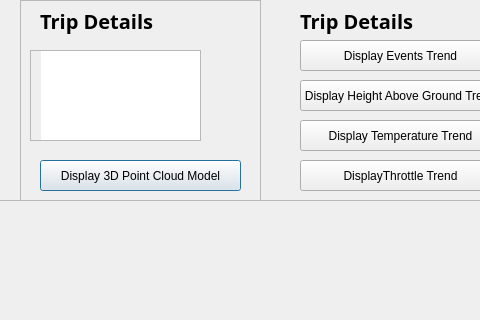
Wabinabi/Argos, file src/Win/Argous Qt code base/ArgouseBaseSoftware/tripdata.ui: the form before one commit; both pictures show x 0 to 480 and y 0 to 320 of the 778 by 630 pixel window.
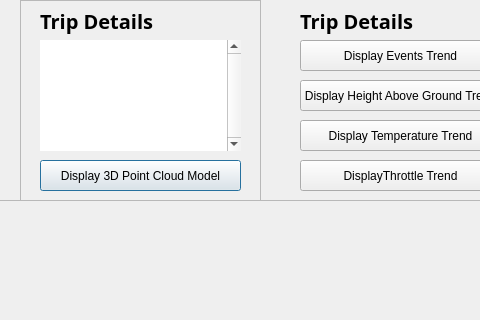
The form after the commit.

Commit message: UPDATE: Trip data now highlights the parameter as bold

Patch:
```diff
--- a/src/Win/Argous Qt code base/ArgouseBaseSoftware/tripdata.ui
+++ b/src/Win/Argous Qt code base/ArgouseBaseSoftware/tripdata.ui
@@ -95,35 +95,11 @@
      <string>Display 3D Point Cloud Model</string>
     </property>
    </widget>
-   <widget class="QScrollArea" name="scrollArea">
-    <property name="geometry">
-     <rect>
-      <x>10</x>
-      <y>50</y>
-      <width>171</width>
-      <height>91</height>
-     </rect>
-    </property>
-    <property name="lineWidth">
-     <number>1</number>
-    </property>
-    <property name="widgetResizable">
-     <bool>true</bool>
-    </property>
-    <widget class="QWidget" name="scrollAreaWidgetContents">
-     <property name="geometry">
-      <rect>
-       <x>0</x>
-       <y>0</y>
-       <width>169</width>
-       <height>89</height>
-      </rect>
-     </property>
      <widget class="QTextEdit" name="droneStats">
       <property name="geometry">
        <rect>
-        <x>10</x>
-        <y>-20</y>
+      <x>20</x>
+      <y>40</y>
         <width>201</width>
         <height>111</height>
        </rect>
@@ -145,8 +121,9 @@
       <property name="verticalScrollBarPolicy">
        <enum>Qt::ScrollBarAlwaysOn</enum>
       </property>
-     </widget>
-    </widget>
+    <property name="readOnly">
+     <bool>true</bool>
+    </property>
    </widget>
   </widget>
   <widget class="QFrame" name="frame_2">
```
Lines whose indentation alone changed are shown as unchanged. The commit also changes 2 other files.
